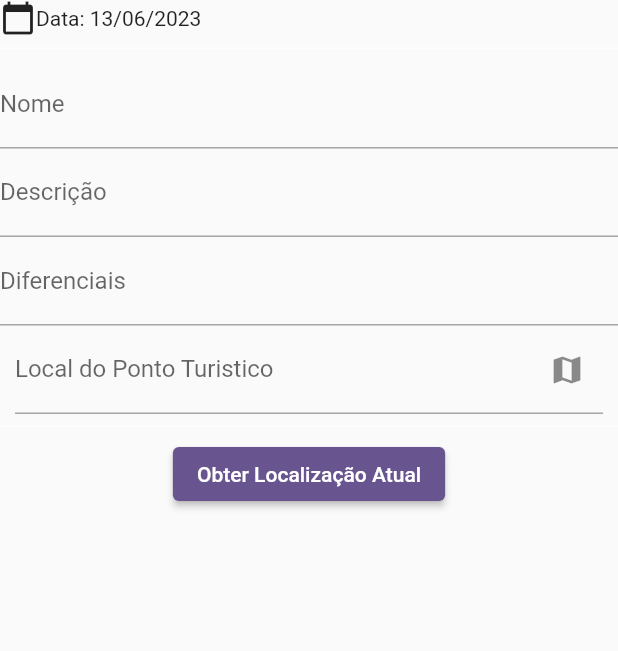
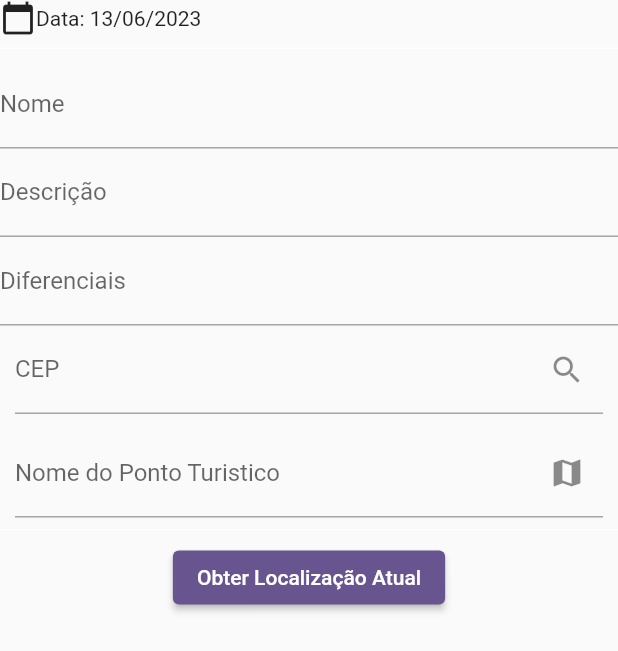
Before and after one commit to Jakson-Alves/turismo_app, a Flutter app: the ConteudoFormDialog widget shown alone on an empty page, opened directly, on a phone screen of 412 x 824 dp. Shown: the top 651 px of the screen. Run offline on Flutter 3.47's test engine with Material 2 defaults, Android fonts, the phone set to English and light mode, and no system bars; our stand-ins replace geolocator, google_maps_flutter, mask_text_input_formatter, shared_preferences, sqflite; missing offline and left inert: maps_launcher; accounts and stored records are empty.

Commit message:
Entrega 4 final

```diff
--- a/lib/dao/turismo_dao.dart
+++ b/lib/dao/turismo_dao.dart
@@ -55,6 +55,8 @@ class TurismoDao {
         PontoTuristico.campoDiferenciais,
         PontoTuristico.campoData,
         PontoTuristico.campoLatitude,
+        PontoTuristico.campoLocalizacao,
+        PontoTuristico.campoCEP,
         PontoTuristico.campoLongitude
       ],
       where: where,
--- a/lib/database/database_provider.dart
+++ b/lib/database/database_provider.dart
@@ -34,6 +34,8 @@ class DatabaseProvider {
         ${PontoTuristico.campoDiferenciais} TEXT,
         ${PontoTuristico.campoLatitude} TEXT,
         ${PontoTuristico.campoLongitude} TEXT,
+        ${PontoTuristico.campoLocalizacao} TEXT,
+        ${PontoTuristico.campoCEP} TEXT,
         ${PontoTuristico.campoFinalizada} INTEGER NOT NULL DEFAULT 0
       );
     ''');
--- /dev/null
+++ b/lib/model/cep_model.dart
@@ -0,0 +1,29 @@
+import 'package:json_annotation/json_annotation.dart';
+
+//essa pagina faz parte do
+part 'cep_model.g.dart';
+
+//Defindo o CEP
+@JsonSerializable()
+class Endereco {
+
+  // A ? permite receber um null dentro do campo
+  final String? cep;
+  final String? logradouro;
+  final String? complemento;
+  final String? bairro;
+  final String? localidade;
+  final String? uf;
+  final String? ibge;
+  final String? gia;
+  @JsonKey(name: 'ddd') // Marca que recebe um DDD mas o nome dentro do sistema vai ser codigoArea
+  final String? codigoArea;
+  final String? siafi;
+
+  //Retornando os campos, que podem ou não ser preenchidos
+  Endereco({this.cep, this.logradouro, this.complemento, this.bairro, this.localidade, this.uf,
+    this.ibge, this.gia, this.codigoArea, this.siafi});
+
+  factory Endereco.fromJson(Map<String, dynamic> json) => _$EnderecoFromJson(json);
+  Map<String, dynamic> toJson() => _$EnderecoToJson(this);
+}
--- a/lib/model/ponto_turistico.dart
+++ b/lib/model/ponto_turistico.dart
@@ -11,8 +11,9 @@ class PontoTuristico{
   static const campoDiferenciais = 'diferenciais';
   static const campoLongitude = 'longitude';
   static const campoLatitude = 'latitude';
+  static const campoLocalizacao = 'localizacao';
+  static const campoCEP = 'cep';
   static const campoFinalizada = 'finalizada';
-
 
   int? id;
   String nome;
@@ -21,6 +22,8 @@ class PontoTuristico{
   DateTime? dataCadastro = DateTime.now();
   String longitude;
   String latitude;
+  String localizacao;
+  String cep;
   bool finalizada;
 
   PontoTuristico({
@@ -30,6 +33,8 @@ class PontoTuristico{
     required this.diferenciais,
     required this.longitude,
     required this.latitude,
+    required this.localizacao,
+    required this.cep,
     this.finalizada = false,
     this.dataCadastro
   });
@@ -49,6 +54,8 @@ class PontoTuristico{
     dataCadastro == null ? null : DateFormat("yyyy-MM-dd").format(dataCadastro!),
     campoLongitude:longitude,
     campoLatitude:latitude,
+    campoLocalizacao:localizacao,
+    campoCEP:cep,
     campoFinalizada: finalizada ? 1 : 0
   };
 
@@ -62,6 +69,8 @@ class PontoTuristico{
         : null,
     latitude: map[campoLatitude] is String ? map[campoLatitude] : '',
     longitude: map[campoLongitude] is String ? map[campoLongitude] : '',
+    localizacao: map[campoLocalizacao] is String ? map[campoLocalizacao] : '',
+    cep: map[campoCEP] is String ? map[campoCEP] : '',
     finalizada: map[campoFinalizada] == 1,
   );
 }
--- /dev/null
+++ b/lib/services/cep_service.dart
@@ -0,0 +1,23 @@
+import 'dart:convert';
+import 'package:http/http.dart';
+import '../model/cep_model.dart';
+
+class CepService{
+  static const url_base = 'https://viacep.com.br/ws/:cep/json/';
+
+  Future<Map<String, dynamic>> findCep(String cep) async{
+    final url = url_base.replaceAll(':cep', cep);
+    final uri = Uri.parse(url);
+    final Response response =  await get(uri);
+    if(response.statusCode != 200 || response.body.isEmpty){
+      throw Exception();
+    }
+    final decodeBody = json.decode(response.body);
+    return Map<String, dynamic>.from(decodeBody);
+  }
+
+  Future<Endereco> findCepAsObject(String cep) async{
+    final map = await findCep(cep);
+    return Endereco.fromJson(map);
+  }
+}
--- a/lib/widgets/conteudo_form_dialog.dart
+++ b/lib/widgets/conteudo_form_dialog.dart
@@ -3,7 +3,10 @@ import 'package:flutter/material.dart';
 import 'package:geolocator/geolocator.dart';
 import 'package:intl/intl.dart';
 import 'package:maps_launcher/maps_launcher.dart';
+import 'package:mask_text_input_formatter/mask_text_input_formatter.dart';
+import '../model/cep_model.dart';
 import '../model/ponto_turistico.dart';
+import '../services/cep_service.dart';
 
 class ConteudoFormDialog extends StatefulWidget{
   final PontoTuristico? turismoAtual;
@@ -14,12 +17,19 @@ class ConteudoFormDialog extends StatefulWidget{
 }
 
 class ConteudoFormDialogState extends State<ConteudoFormDialog> {
+  final _service = CepService();
+  final _cepFormater = MaskTextInputFormatter(
+      mask: '#####-###',
+      filter: {'#' : RegExp(r'[0-9]')}
+  );
+  var _loading = false;
+  Endereco? _cep;
 
   Position? _localizacaoAtual;
   final _controller = TextEditingController();
 
   String get _textoLocalizacao => _localizacaoAtual == null ? '' :
-  'Latitude: ${_localizacaoAtual!.latitude}  |  Longetude: ${_localizacaoAtual!.longitude}';
+  'Latitude: ${_localizacaoAtual!.latitude}  |  Longitude: ${_localizacaoAtual!.longitude}';
 
   String get _latitude => _localizacaoAtual?.latitude.toString() ?? '';
   String get _longitude => _localizacaoAtual?.longitude.toString() ?? '';
@@ -32,6 +42,8 @@ class ConteudoFormDialogState extends State<ConteudoFormDialog> {
   final _dateFormat = DateFormat('dd/MM/yyyy');
   final _longitudeController = TextEditingController();
   final _latitudeController = TextEditingController();
+  final _localizacaoController = TextEditingController();
+  final _cepController = TextEditingController();
 
   //Inicia todas os campos
   @override
@@ -44,6 +56,8 @@ class ConteudoFormDialogState extends State<ConteudoFormDialog> {
       _dataController.text = widget.turismoAtual!.dataCadastroFormatado;
       _longitudeController.text = widget.turismoAtual!.longitude;
       _latitudeController.text = widget.turismoAtual!.latitude;
+      _localizacaoController.text = widget.turismoAtual!.localizacao;
+      _cepController.text = widget.turismoAtual!.cep;
     };
   }
 
@@ -95,10 +109,36 @@ class ConteudoFormDialogState extends State<ConteudoFormDialog> {
             ),
             Padding(
               padding: EdgeInsets.symmetric(horizontal: 10),
-              child: TextField(
-                controller: _controller,
+              child: TextFormField(
+                controller: _cepController,
                 decoration: InputDecoration(
-                    labelText: 'Local do Ponto Turistico',
+                  labelText: 'CEP',
+                  suffixIcon: _loading ? const Padding(
+                    padding: EdgeInsets.all(10),
+                    child: CircularProgressIndicator(strokeWidth: 2),
+                  ) : IconButton(
+                    onPressed: _findCep,
+                    icon: const Icon(Icons.search),
+                  ),
+                ),
+                inputFormatters: [_cepFormater],
+                validator: (String? value){
+                  if(value == null || value.isEmpty ||
+                      !_cepFormater.isFill()){
+                    return 'Informe um cep válido!';
+                  }
+                  return null;
+                },
+              ),
+            ),
+            Container(height: 10),
+            ..._buildWidgets(),
+            Padding(
+              padding: EdgeInsets.symmetric(horizontal: 10),
+              child: TextFormField(
+                controller: _localizacaoController,
+                decoration: InputDecoration(
+                    labelText: 'Nome do Ponto Turistico',
                     suffixIcon: IconButton(
                       icon: Icon(Icons.map),
                       tooltip: 'Abrir no mapa',
@@ -133,6 +173,8 @@ class ConteudoFormDialogState extends State<ConteudoFormDialog> {
       diferenciais: _diferenciaisController.text,
       latitude: _latitude,
       longitude: _longitude,
+      localizacao: _localizacaoController.text,
+      cep: _cepController.text,
       dataCadastro: DateTime.now()
   );
 
@@ -151,11 +193,12 @@ class ConteudoFormDialogState extends State<ConteudoFormDialog> {
 
     });
   }
+
   void _abrirNoMapaExterno(){
-    if(_controller.text.trim().isEmpty){
+    if(_localizacaoController.text.trim().isEmpty){
       return;
     }
-    MapsLauncher.launchQuery(_controller.text);
+    MapsLauncher.launchQuery(_localizacaoController.text);
   }
   void _abrirCoordenadasNoMapaExterno() {
     if(_localizacaoAtual == null){
@@ -215,4 +258,35 @@ class ConteudoFormDialogState extends State<ConteudoFormDialog> {
     );
   }
 
+  Future<void> _findCep() async {
+    if(_formKey.currentState == null || !_formKey.currentState!.validate()){
+      return;
+    }
+    setState(() {
+      _loading = true;
+    });
+    try{
+      _cep = await _service.findCepAsObject(_cepFormater.getUnmaskedText());
+    }catch(e){
+      debugPrint(e.toString());
+      ScaffoldMessenger.of(context).showSnackBar(SnackBar(
+          content: Text('Ocorreu um erro, tente noavamente! \n'
+              'ERRO: ${e.toString()}')
+      ));
+    }
+    setState(() {
+      _loading = false;
+    });
+  }
+  List<Widget> _buildWidgets(){
+    final List<Widget> widgets = [];
+    if(_cep != null){
+      final map = _cep!.toJson();
+      for(final key in map.keys){
+        widgets.add(Text('$key:  ${map[key]}'));
+
+      }
+    }
+    return widgets;
+  }
 }
--- a/pubspec.yaml
+++ b/pubspec.yaml
@@ -42,6 +42,9 @@ dependencies:
   geolocator: ^9.0.2
   google_maps_flutter: ^2.2.6
   permission_handler: ^10.2.0
+  http: ^1.0.0
+  mask_text_input_formatter: ^2.4.0
+  json_annotation: ^4.8.1
 
 dev_dependencies:
   flutter_test:
@@ -53,6 +56,8 @@ dev_dependencies:
   # package. See that file for information about deactivating specific lint
   # rules and activating additional ones.
   flutter_lints: ^2.0.0
+  json_serializable: ^6.7.0
+  build_runner: ^2.4.4
 
 # For information on the generic Dart part of this file, see the
 # following page: https://dart.dev/tools/pub/pubspec
```
Also changed, not shown: lib/pages/cep_fragment.dart (added, +94 -0 lines), lib/pages/detalhes_turismo_page.dart (+59 -2 lines), lib/model/cep_model.g.dart (added), pubspec.lock.
